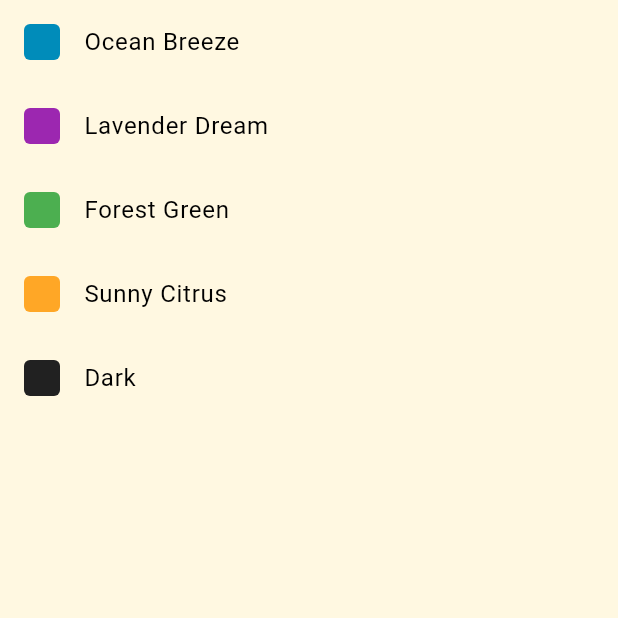
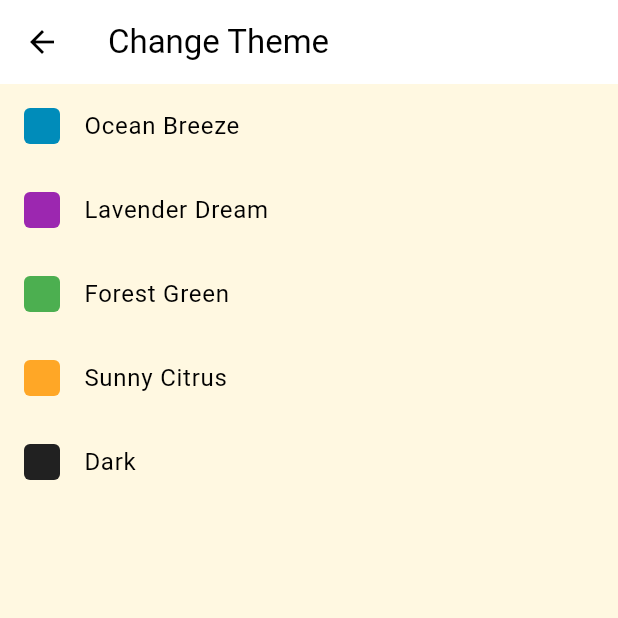
Before and after one commit to Asluf/news_app, a Flutter app: the ThemeChange screen opened directly, on a phone screen of 412 x 824 dp, the top half of it. Run offline on Flutter 3.47's test engine with Material 3 defaults, Android fonts, the phone set to English and light mode, and no system bars; our stand-ins replace shared_preferences, timeago; accounts and stored records are empty; network calls fail.

```diff
--- a/devtools_options.yaml
+++ /dev/null
@@ -1,3 +0,0 @@
-description: This file stores settings for Dart & Flutter DevTools.
-documentation: https://docs.flutter.dev/tools/devtools/extensions#configure-extension-enablement-states
-extensions:
--- a/lib/models/news_model.dart
+++ b/lib/models/news_model.dart
@@ -4,6 +4,7 @@ class NewsArticle {
   final String url;
   final String urlToImage;
   final String publishedAt;
+  final String? content;
 
   NewsArticle({
     required this.title,
@@ -11,6 +12,7 @@ class NewsArticle {
     required this.url,
     required this.urlToImage,
     required this.publishedAt,
+    this.content,
   });
 
   factory NewsArticle.fromJson(Map<String, dynamic> json) {
@@ -20,6 +22,7 @@ class NewsArticle {
       url: json['url'],
       urlToImage: json['urlToImage'] ?? '',
       publishedAt: json['publishedAt'],
+      content: json['content'],
     );
   }
 }
--- a/lib/screens/home_page.dart
+++ b/lib/screens/home_page.dart
@@ -17,7 +17,7 @@ class HomePage extends StatelessWidget {
             Container(
               margin: const EdgeInsets.all(10),
               decoration: BoxDecoration(
-                color: Theme.of(context).primaryColor,
+                color: Theme.of(context).secondaryHeaderColor,
                 borderRadius: BorderRadius.circular(15),
               ),
               child: const TabBar(
--- a/lib/screens/theme_change.dart
+++ b/lib/screens/theme_change.dart
@@ -1,5 +1,6 @@
 import 'package:flutter/material.dart';
 import 'package:news_app/providers/theme_provider.dart';
+import 'package:news_app/screens/dashboard_screen.dart';
 import 'package:news_app/themes/themes.dart';
 import 'package:provider/provider.dart';
 
@@ -16,6 +17,19 @@ class _ThemeChangeState extends State<ThemeChange> {
     final themeProvider = Provider.of<ThemeProvider>(context);
 
     return Scaffold(
+      appBar: AppBar(
+        title: const Text('Change Theme'),
+        leading: IconButton(
+          icon: const Icon(Icons.arrow_back),
+          onPressed: () {
+            Navigator.pushAndRemoveUntil(
+              context,
+              MaterialPageRoute(builder: (context) => const DashboardScreen()),
+              (Route<dynamic> route) => false,
+            );
+          },
+        ),
+      ),
       body: ListView(
         children: [
           ListTile(
--- a/lib/themes/themes.dart
+++ b/lib/themes/themes.dart
@@ -4,7 +4,7 @@ import 'package:flutter/material.dart';
 ThemeData oceanBreezeTheme = ThemeData(
   primaryColor: const Color(0xFF008CBA),
   colorScheme: ColorScheme.fromSwatch().copyWith(
-    secondary: const Color(0xFF00D1B2), // Replaces accentColor
+    secondary: const Color.fromARGB(255, 71, 180, 216), // Replaces accentColor
   ),
   scaffoldBackgroundColor: const Color(0xFFF0F4F8),
   cardColor: Colors.white,
@@ -20,7 +20,7 @@ ThemeData darkModeTheme = ThemeData(
   brightness: Brightness.dark,
   primaryColor: const Color(0xFF212121),
   colorScheme: ColorScheme.fromSwatch(brightness: Brightness.dark).copyWith(
-    secondary: const Color(0xFFBB86FC),
+    secondary: const Color.fromARGB(255, 135, 57, 231),
   ),
   scaffoldBackgroundColor: const Color(0xFF121212),
   cardColor: const Color(0xFF1E1E1E),
```
Also changed, not shown: lib/components/news_detail.dart (+36 -4 lines), lib/screens/dashboard_screen.dart (+4 -4 lines), lib/services/news_service.dart (+7 -0 lines), pubspec.yaml (+50 -4 lines), 10 other files.
